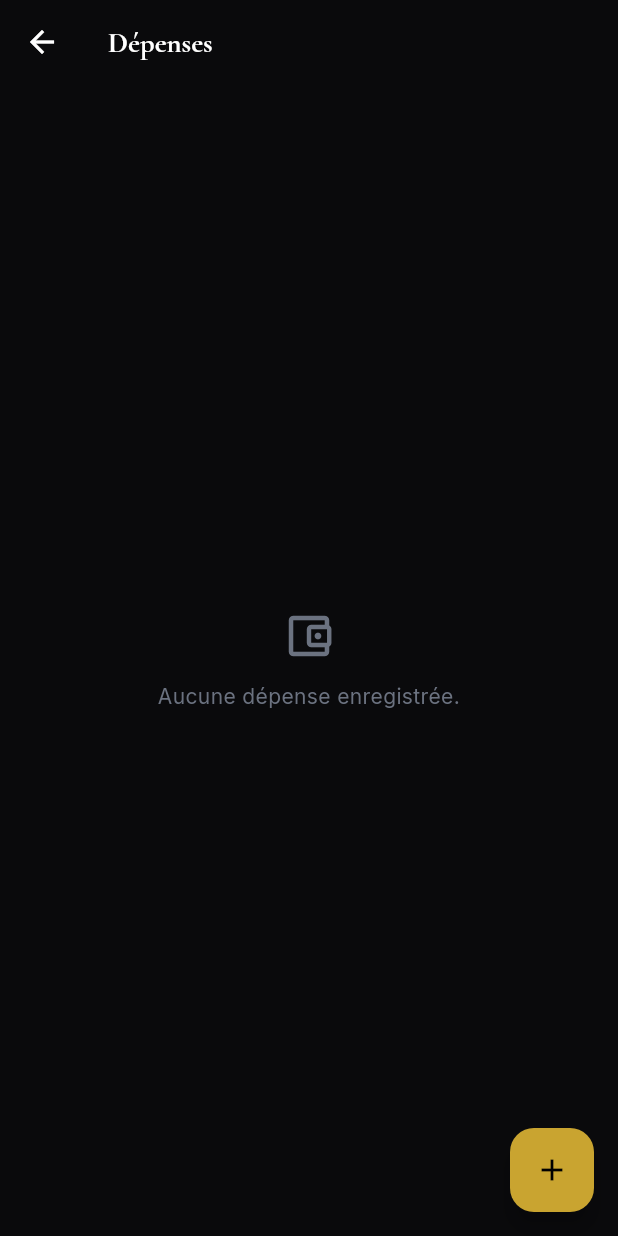
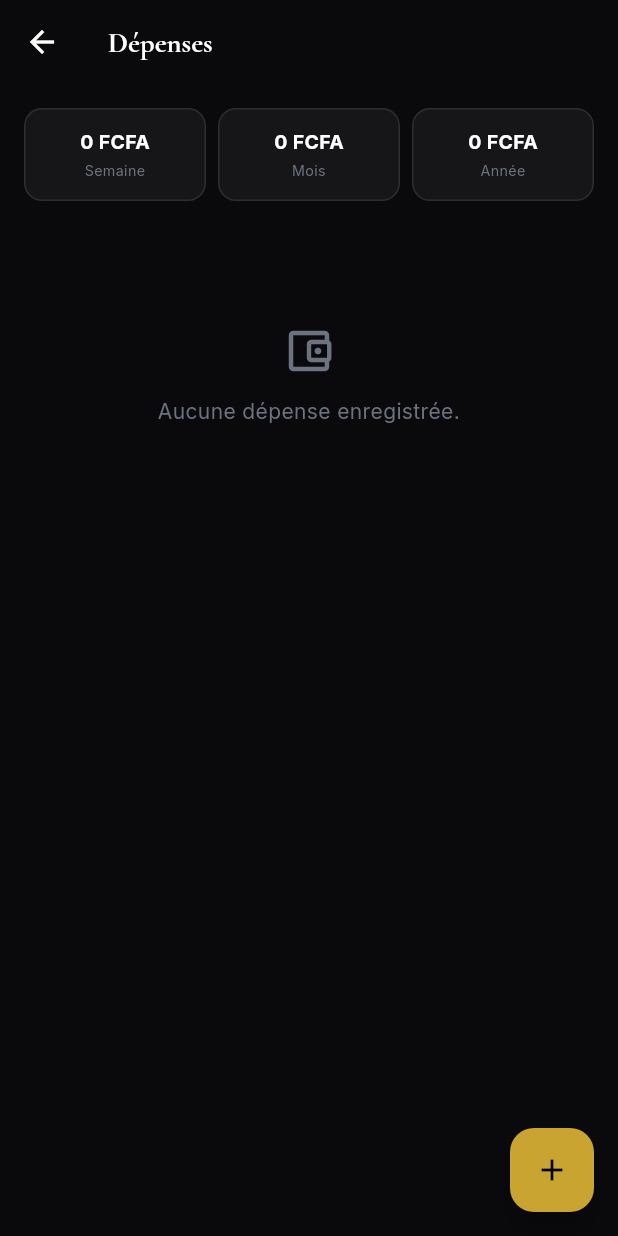
Before and after one commit to traoreboubacar7073-lang/champion-style-Mobile-, a Flutter app: the DepensesScreen screen opened directly, on a phone screen of 412 x 824 dp. Run offline on Flutter 3.47's test engine with Material 3 defaults, Android fonts, the phone set to English and light mode, and no system bars; our stand-ins replace google_fonts, image_picker, pdf, printing, share_plus, sqflite; accounts and stored records are empty.

Commit message:
Verification depenses tableau de bord et totaux

```diff
--- a/lib/screens/depenses_screen.dart
+++ b/lib/screens/depenses_screen.dart
@@ -11,6 +11,41 @@ const List<String> categoriesDepense = [
   'Transport / carburant', 'Salaires & paiements employés', 'Internet / téléphone',
   'Publicité / marketing', 'Emballages / étiquettes', 'Taxes / impôts', 'Autre',
 ];
+
+const List<String> _moisAbbrDepenses = ['janv.', 'févr.', 'mars', 'avr.', 'mai', 'juin', 'juil.', 'août', 'sept.', 'oct.', 'nov.', 'déc.'];
+
+DateTime? _parseFrDateDepenses(String s) {
+  final parts = s.trim().split(RegExp(r'\s+'));
+  if (parts.length != 3) return null;
+  final day = int.tryParse(parts[0]);
+  final monthIdx = _moisAbbrDepenses.indexOf(parts[1]);
+  final year = int.tryParse(parts[2]);
+  if (day == null || monthIdx == -1 || year == null) return null;
+  return DateTime(year, monthIdx + 1, day);
+}
+
+class _TotauxDepenses {
+  final double semaine;
+  final double mois;
+  final double annee;
+  const _TotauxDepenses(this.semaine, this.mois, this.annee);
+}
+
+_TotauxDepenses _computeTotauxDepenses(List<Depense> depenses) {
+  final now = DateTime.now();
+  final startOfWeek = DateTime(now.year, now.month, now.day).subtract(Duration(days: now.weekday - 1));
+  final startOfMonth = DateTime(now.year, now.month, 1);
+  final startOfYear = DateTime(now.year, 1, 1);
+  double semaine = 0, mois = 0, annee = 0;
+  for (final d in depenses) {
+    final date = _parseFrDateDepenses(d.date);
+    if (date == null) continue;
+    if (!date.isBefore(startOfYear)) annee += d.montantVerse;
+    if (!date.isBefore(startOfMonth)) mois += d.montantVerse;
+    if (!date.isBefore(startOfWeek)) semaine += d.montantVerse;
+  }
+  return _TotauxDepenses(semaine, mois, annee);
+}
 
 class DepensesScreen extends StatefulWidget {
   const DepensesScreen({super.key});
@@ -76,20 +111,32 @@ class _DepensesScreenState extends State<DepensesScreen> {
 
   @override
   Widget build(BuildContext context) {
+    final totaux = _computeTotauxDepenses(_depenses);
     return Scaffold(
       appBar: AppBar(title: const Text('Dépenses')),
       body: SafeArea(
         child: _loading
             ? const Center(child: CircularProgressIndicator(color: AppColors.gold))
-            : _depenses.isEmpty
-                ? const EmptyState(icon: Icons.account_balance_wallet_outlined, text: 'Aucune dépense enregistrée.')
-                : ListView.separated(
-                    padding: const EdgeInsets.all(16),
-                    itemCount: _depenses.length,
-                    separatorBuilder: (_, __) => const SizedBox(height: 10),
-                    itemBuilder: (ctx, i) {
-                      final d = _depenses[i];
-                      return AppCard(
+            : ListView(
+                padding: const EdgeInsets.all(16),
+                children: [
+                  Row(
+                    children: [
+                      Expanded(child: _MiniTotalDepense(label: 'Semaine', value: fmtFcfa(totaux.semaine))),
+                      const SizedBox(width: 8),
+                      Expanded(child: _MiniTotalDepense(label: 'Mois', value: fmtFcfa(totaux.mois))),
+                      const SizedBox(width: 8),
+                      Expanded(child: _MiniTotalDepense(label: 'Année', value: fmtFcfa(totaux.annee))),
+                    ],
+                  ),
+                  const SizedBox(height: 18),
+                  if (_depenses.isEmpty)
+                    const EmptyState(icon: Icons.account_balance_wallet_outlined, text: 'Aucune dépense enregistrée.')
+                  else
+                    ..._depenses.map((d) {
+                      return Padding(
+                        padding: const EdgeInsets.only(bottom: 10),
+                        child: AppCard(
                         onTap: () => _openDetail(d),
                         child: Column(
                           crossAxisAlignment: CrossAxisAlignment.start,
@@ -124,9 +171,11 @@ class _DepensesScreenState extends State<DepensesScreen> {
                             ],
                           ],
                         ),
-                      );
-                    },
-                  ),
+                      ),
+                    );
+                  }),
+                ],
+              ),
       ),
       floatingActionButton: FloatingActionButton(
         onPressed: _openAdd,
@@ -271,3 +320,24 @@ class _DepenseDetail extends StatelessWidget {
     );
   }
 }
+
+class _MiniTotalDepense extends StatelessWidget {
+  final String label;
+  final String value;
+  const _MiniTotalDepense({required this.label, required this.value});
+
+  @override
+  Widget build(BuildContext context) {
+    return Container(
+      padding: const EdgeInsets.symmetric(vertical: 12, horizontal: 8),
+      decoration: BoxDecoration(color: context.cardBg, borderRadius: BorderRadius.circular(12), border: Border.all(color: context.cardBorder)),
+      child: Column(
+        children: [
+          Text(value, style: TextStyle(color: context.textPrimary, fontWeight: FontWeight.w700, fontSize: 13), maxLines: 1, overflow: TextOverflow.ellipsis),
+          const SizedBox(height: 3),
+          Text(label, style: TextStyle(color: context.textFaint, fontSize: 9.5), textAlign: TextAlign.center),
+        ],
+      ),
+    );
+  }
+}
```
Also changed, not shown: lib/screens/dashboard_screen.dart (+29 -0 lines).
